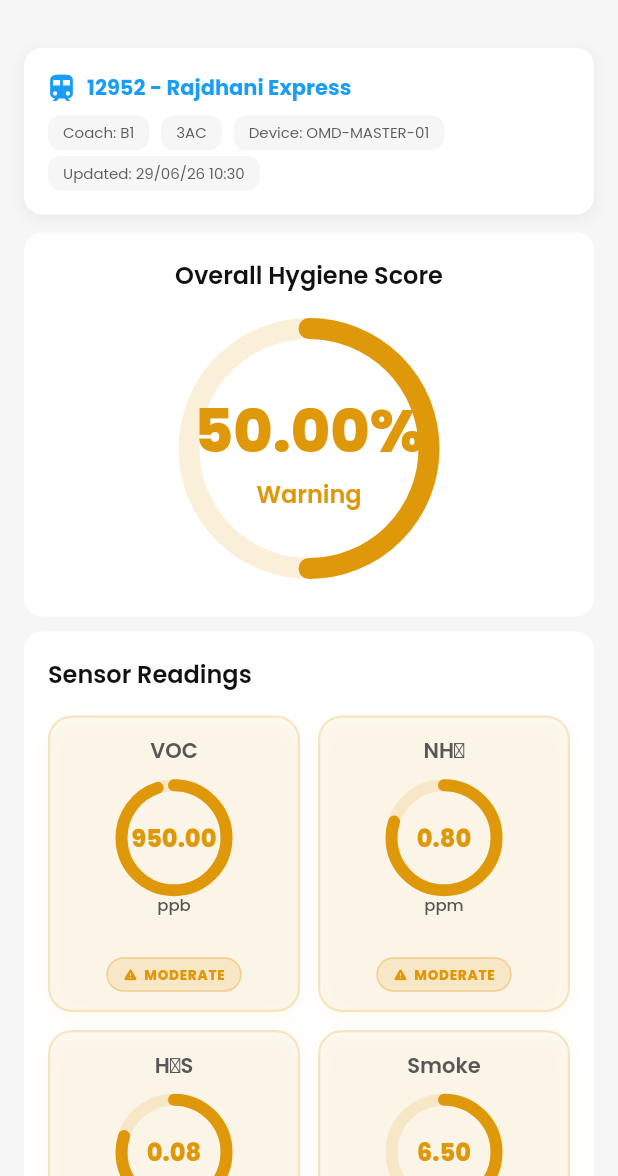
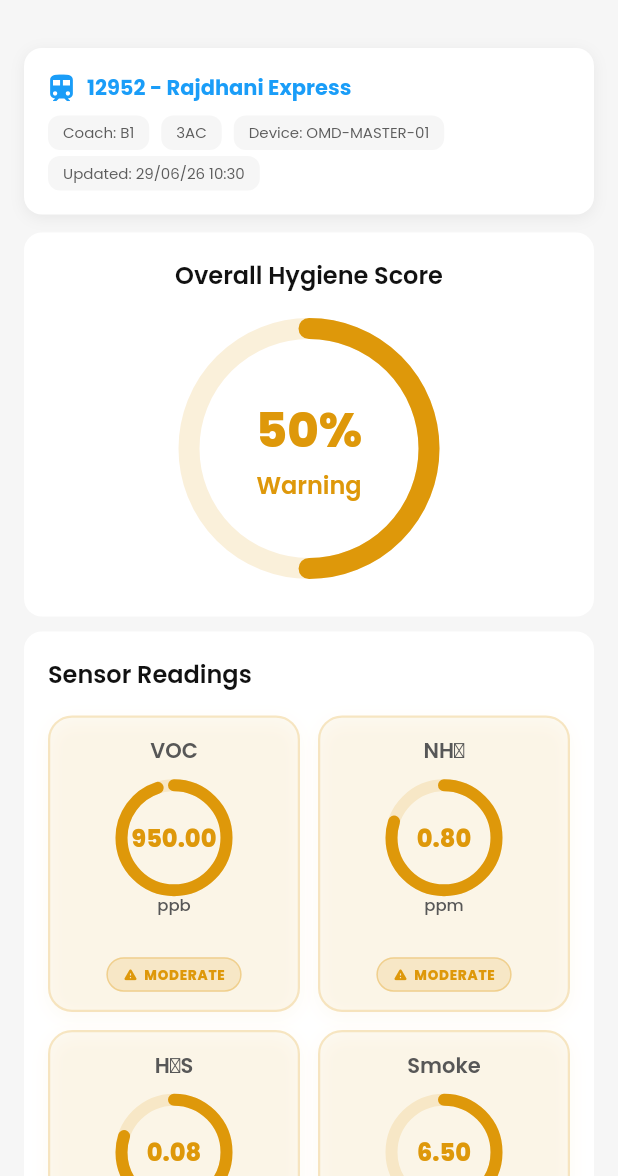
Before and after one commit to Avaneesh-0o0/smart_coach_avi, a Flutter app: the OdourWashroomDetailsView screen opened directly with sample values from the repository, on a phone screen of 412 x 824 dp, the part 60-1236 px from its top. Run offline on Flutter 3.47's test engine with Material 3 defaults, Android fonts, the phone set to English and light mode, and no system bars; our stand-ins replace country_picker, dio, dotted_border, equatable, file_picker, firebase_core and 21 more; missing offline and left inert: excel, syncfusion_flutter_core; accounts and stored records are empty; generated files the repository leaves out were written again; project files that could hold a hidden picture were left out.

Commit message:
finaaly done

```diff
--- a/lib/features/reports_and_alerts/odour_management/presentation/odour_coach_washrooms_screen.dart
+++ b/lib/features/reports_and_alerts/odour_management/presentation/odour_coach_washrooms_screen.dart
@@ -147,7 +147,7 @@ class _WashroomCardState extends State<_WashroomCard> {
               ),
               const Spacer(),
               Text('Hygiene Score', style: GoogleFonts.poppins(fontSize: 10, color: ColorConstants.textSecondary)),
-              Text('${widget.toilet.hygieneScore.toStringAsFixed(2)}%', style: GoogleFonts.poppins(fontSize: 22, fontWeight: FontWeight.w700, color: wc)),
+              Text('${widget.toilet.hygieneScore.toStringAsFixed(0)}%', style: GoogleFonts.poppins(fontSize: 20, fontWeight: FontWeight.w700, color: wc)),
               const SizedBox(height: 4),
               Row(
                 mainAxisAlignment: MainAxisAlignment.spaceBetween,
--- a/lib/features/reports_and_alerts/odour_management/presentation/widgets/odour_alerts_view.dart
+++ b/lib/features/reports_and_alerts/odour_management/presentation/widgets/odour_alerts_view.dart
@@ -45,8 +45,8 @@ class _OdourAlertsViewState extends State<OdourAlertsView> {
       if (r.h2s >= r.h2sThreshold) alerts.add(OdourAlertItem(record: r, alertType: 'Threshold Exceeded', sensorName: 'H₂S', currentReading: '${r.h2s.toStringAsFixed(2)} ppm', threshold: '${r.h2sThreshold.toStringAsFixed(2)} ppm', severity: 'Critical'));
       if (r.nh3 >= r.nh3Threshold) alerts.add(OdourAlertItem(record: r, alertType: 'Threshold Exceeded', sensorName: 'NH₃', currentReading: '${r.nh3.toStringAsFixed(2)} ppm', threshold: '${r.nh3Threshold.toStringAsFixed(2)} ppm', severity: 'Critical'));
       if (r.smoke >= r.smokeThreshold) alerts.add(OdourAlertItem(record: r, alertType: 'Threshold Exceeded', sensorName: 'Smoke', currentReading: '${r.smoke.toStringAsFixed(2)} mg/m³', threshold: '${r.smokeThreshold.toStringAsFixed(2)} mg/m³', severity: 'Critical'));
-      if (r.hygieneScore < 50) alerts.add(OdourAlertItem(record: r, alertType: 'Hygiene Critical', sensorName: 'Hygiene Score', currentReading: '${r.hygieneScore.toStringAsFixed(2)}%', threshold: '50%', severity: 'Critical'));
-      else if (r.hygieneScore < 70) alerts.add(OdourAlertItem(record: r, alertType: 'Hygiene Warning', sensorName: 'Hygiene Score', currentReading: '${r.hygieneScore.toStringAsFixed(2)}%', threshold: '70%', severity: 'Warning'));
+      if (r.hygieneScore < 50) alerts.add(OdourAlertItem(record: r, alertType: 'Hygiene Critical', sensorName: 'Hygiene Score', currentReading: '${r.hygieneScore.toStringAsFixed(0)}%', threshold: '50%', severity: 'Critical'));
+      else if (r.hygieneScore < 70) alerts.add(OdourAlertItem(record: r, alertType: 'Hygiene Warning', sensorName: 'Hygiene Score', currentReading: '${r.hygieneScore.toStringAsFixed(0)}%', threshold: '70%', severity: 'Warning'));
 
       if (r.doorStatus.toLowerCase() == 'open') {
         alerts.add(OdourAlertItem(record: r, alertType: 'Door Open', sensorName: 'Limit Switch', currentReading: 'Open', threshold: 'Closed', severity: 'Warning'));
--- a/lib/features/reports_and_alerts/odour_management/presentation/widgets/odour_coach_card.dart
+++ b/lib/features/reports_and_alerts/odour_management/presentation/widgets/odour_coach_card.dart
@@ -58,7 +58,7 @@ class OdourCoachCard extends StatelessWidget {
                         crossAxisAlignment: CrossAxisAlignment.baseline,
                         textBaseline: TextBaseline.alphabetic,
                         children: [
-                          Text('${score.toStringAsFixed(2)}%', style: GoogleFonts.poppins(fontSize: 24, fontWeight: FontWeight.bold, color: statusColor)),
+                          Text('${score.toStringAsFixed(0)}%', style: GoogleFonts.poppins(fontSize: 24, fontWeight: FontWeight.bold, color: statusColor)),
                           const SizedBox(width: 4),
                           Text(status, style: GoogleFonts.poppins(fontSize: 10, fontWeight: FontWeight.w600, color: statusColor)),
                         ],
--- a/lib/features/reports_and_alerts/odour_management/presentation/widgets/odour_washroom_details_view.dart
+++ b/lib/features/reports_and_alerts/odour_management/presentation/widgets/odour_washroom_details_view.dart
@@ -159,7 +159,7 @@ class OdourWashroomDetailsView extends StatelessWidget {
             Column(
               mainAxisSize: MainAxisSize.min,
               children: [
-                Text('${score.toStringAsFixed(2)}%', style: GoogleFonts.poppins(fontSize: 40, fontWeight: FontWeight.w800, color: color)),
+                Text('${score.toStringAsFixed(0)}%', style: GoogleFonts.poppins(fontSize: 32, fontWeight: FontWeight.w800, color: color)),
                 Text(status, style: GoogleFonts.poppins(fontSize: 16, fontWeight: FontWeight.w600, color: color)),
               ],
             ),
```
Also changed, not shown: 1 other file.
